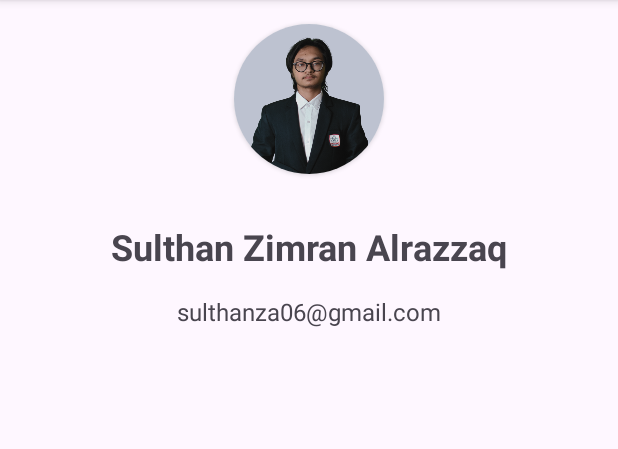
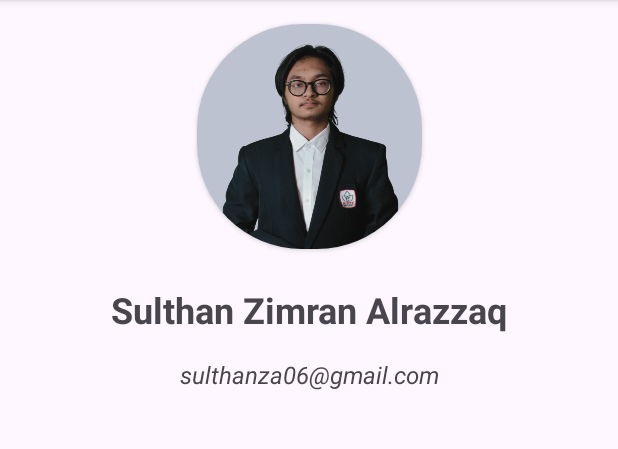
Before and after one commit to Salierii17/My-Media-list-Mobile, an Android app: the AboutActivity screen opened directly, with no data from a screen before it, on a phone screen of 412 x 824 dp, the part 96-545 px from its top. Run offline under Robolectric (Android 15) with nearby library versions, the phone set to English and light mode, and no system bars.

```diff
--- a/app/src/main/res/layout/activity_about.xml
+++ b/app/src/main/res/layout/activity_about.xml
@@ -10,10 +10,10 @@
 
     <androidx.cardview.widget.CardView
         android:id="@+id/cv_photo"
-        android:layout_width="100dp"
-        android:layout_height="100dp"
+        android:layout_width="150dp"
+        android:layout_height="150dp"
         android:layout_marginTop="8dp"
-        app:cardCornerRadius="50dp"
+        app:cardCornerRadius="70dp"
         app:layout_constraintEnd_toEndOf="parent"
         app:layout_constraintStart_toStartOf="parent"
         app:layout_constraintTop_toTopOf="parent">
@@ -29,7 +29,7 @@
         android:id="@+id/tv_user_name"
         android:layout_width="wrap_content"
         android:layout_height="wrap_content"
-        android:layout_marginTop="32dp"
+        android:layout_marginTop="24dp"
         android:text="@string/user_name"
         android:textSize="24sp"
         android:textStyle="bold"
@@ -42,6 +42,7 @@
         android:layout_width="wrap_content"
         android:layout_height="wrap_content"
         android:layout_marginTop="16dp"
+        android:textStyle="italic"
         android:text="@string/email"
         android:textSize="16sp"
         app:layout_constraintEnd_toEndOf="parent"
--- a/app/src/main/res/layout/activity_detail.xml
+++ b/app/src/main/res/layout/activity_detail.xml
@@ -9,21 +9,20 @@
 
     <androidx.constraintlayout.widget.ConstraintLayout
         android:layout_width="match_parent"
-        android:layout_height="match_parent"
+        android:layout_height="wrap_content"
         android:padding="8dp">
 
         <ImageView
             android:id="@+id/img_cover"
             android:layout_width="0dp"
             android:layout_height="300dp"
-            android:layout_marginStart="32dp"
+            android:layout_marginStart="24dp"
             android:layout_marginTop="8dp"
             android:layout_marginEnd="24dp"
             android:contentDescription="@string/img_description"
             android:scaleType="fitCenter"
             app:layout_constraintBottom_toTopOf="@+id/tv_title"
             app:layout_constraintEnd_toEndOf="parent"
-            app:layout_constraintHorizontal_bias="1.0"
             app:layout_constraintStart_toStartOf="parent"
             app:layout_constraintTop_toTopOf="parent"
             tools:src="@tools:sample/avatars" />
```
Also changed, not shown: app/src/main/java/com/example/mymedialistapp/ListMediaAdapter.kt (+2 -9 lines).
